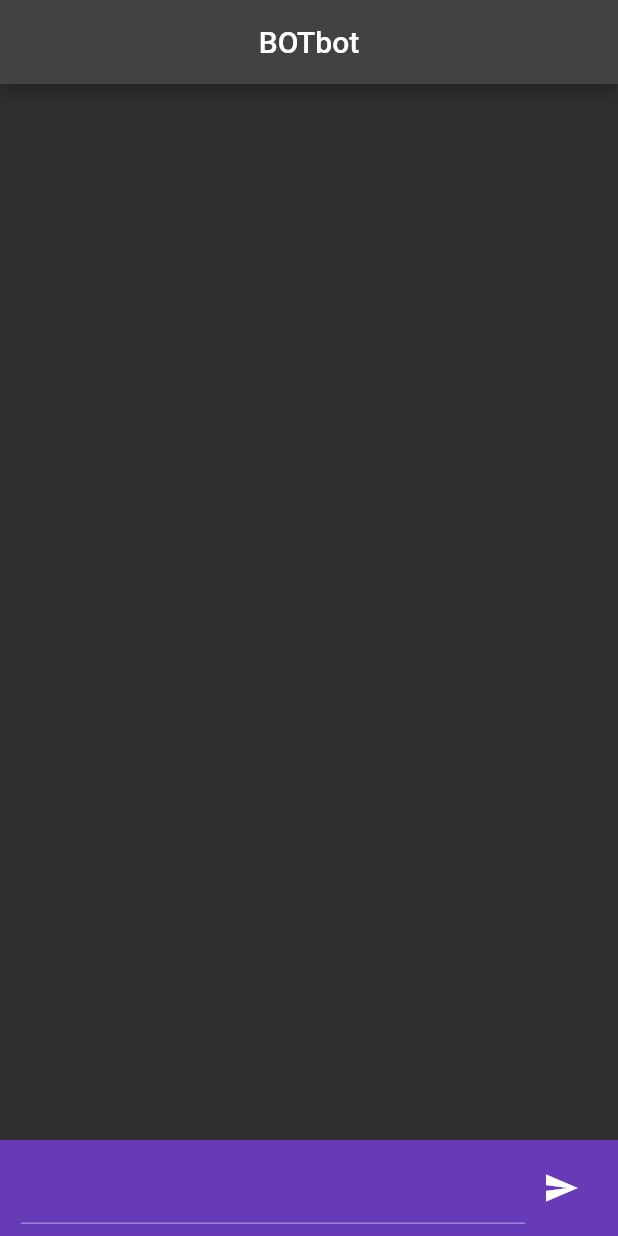
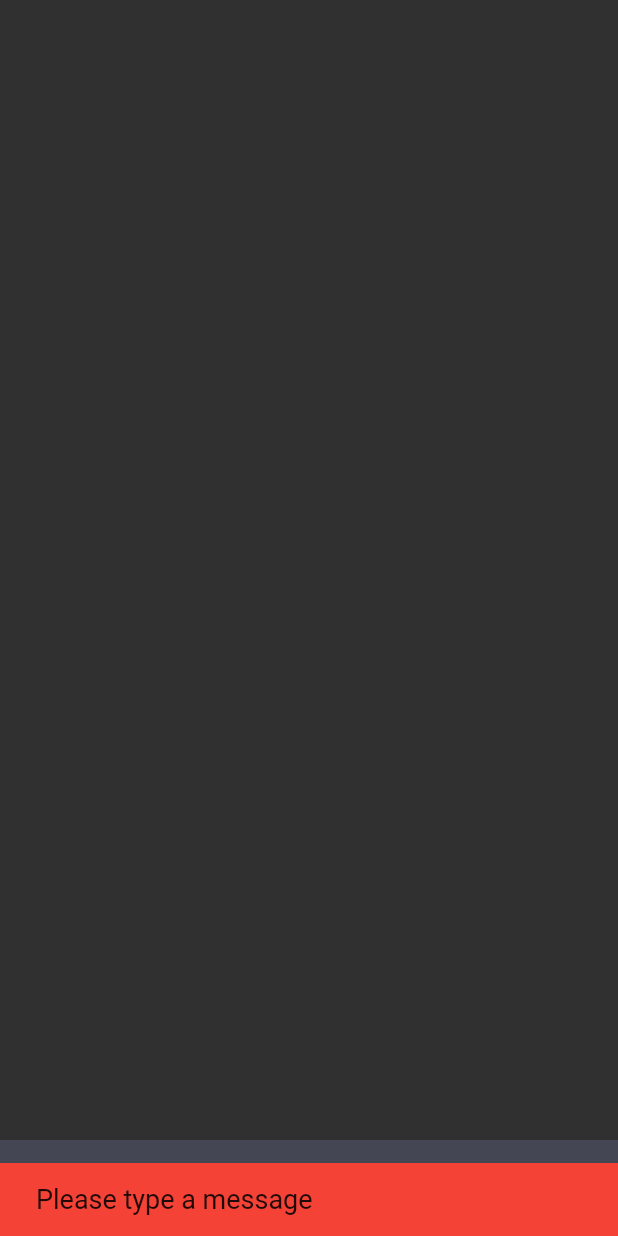
Before and after one commit to Berida1/Flutter_chatbot, a Flutter app: the screen it shows after launch, after a tap on the "send" icon, on a phone screen of 412 x 824 dp. Run offline on Flutter 3.47's test engine with Material 2 defaults, Android fonts, the phone set to English and light mode, and no system bars; our stand-ins replace animated_text_kit, flutter_spinkit, google_fonts; missing offline and left inert: dialog_flowtter; project files that could hold a hidden picture were left out.

Commit message:
complete chatGPT implementation

```diff
--- a/lib/Messages.dart
+++ /dev/null
@@ -1,52 +0,0 @@
-import "package:flutter/material.dart";
-
-class MessagesScreen extends StatefulWidget {
-  final List messages;
-  const MessagesScreen({super.key, required this.messages});
-
-  @override
-  State<MessagesScreen> createState() => _MessagesScreenState();
-}
-
-class _MessagesScreenState extends State<MessagesScreen> {
-  @override
-  Widget build(BuildContext context) {
-    var w = MediaQuery.of(context).size.width;
-    return ListView.separated(
-        itemBuilder: (context, index) {
-          return Container(
-            margin: EdgeInsets.all(10.0),
-            child: Row(
-              mainAxisAlignment: widget.messages[index]['isUserMessage']
-                  ? MainAxisAlignment.end
-                  : MainAxisAlignment.start,
-              mainAxisSize: MainAxisSize.min,
-              children: [
-                Container(
-                    padding: EdgeInsets.symmetric(vertical: 14, horizontal: 14),
-                    decoration: BoxDecoration(
-                        borderRadius: BorderRadius.only(
-                          bottomLeft: Radius.circular(
-                            20,
-                          ),
-                          topRight: Radius.circular(20),
-                          bottomRight: Radius.circular(
-                              widget.messages[index]['isUserMessage'] ? 0 : 20),
-                          topLeft: Radius.circular(
-                              widget.messages[index]['isUserMessage'] ? 20 : 0),
-                        ),
-                        color: widget.messages[index]['isUserMessage']
-                            ? Colors.grey.shade800
-                            : Colors.grey.shade900.withOpacity(0.8)),
-                    constraints: BoxConstraints(maxWidth: w * 2 / 3),
-                    child:
-                        Text(widget.messages[index]['message'].text.text[0])),
-              ],
-            ),
-          );
-        },
-        separatorBuilder: (_, i) =>
-            Padding(padding: EdgeInsets.only(top: 10.0)),
-        itemCount: widget.messages.length);
-  }
-}
--- /dev/null
+++ b/lib/constant/constant.dart
@@ -0,0 +1,2 @@
+String BASE_URL = "https://api.openai.com/v1";
+String API_KEY = "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";
--- /dev/null
+++ b/lib/core/models/all_models_model.dart
@@ -0,0 +1,21 @@
+class ModelsModel {
+  final String id;
+  final int created;
+  final String root;
+
+  ModelsModel({
+    required this.id,
+    required this.root,
+    required this.created,
+  });
+
+  factory ModelsModel.fromJson(Map<String, dynamic> json) => ModelsModel(
+        id: json["id"],
+        root: json["root"],
+        created: json["created"],
+      );
+
+  static List<ModelsModel> modelsFromSnapshot(List modelSnapshot) {
+    return modelSnapshot.map((data) => ModelsModel.fromJson(data)).toList();
+  }
+}
--- /dev/null
+++ b/lib/core/models/chat_model.dart
@@ -0,0 +1,11 @@
+class ChatModel {
+  final String msg;
+  final int chatIndex;
+
+  ChatModel({required this.msg, required this.chatIndex});
+
+  factory ChatModel.fromJson(Map<String, dynamic> json) => ChatModel(
+        msg: json["msg"],
+        chatIndex: json["chatIndex"],
+      );
+}
--- /dev/null
+++ b/lib/core/repositories/user_repository.dart
@@ -0,0 +1,61 @@
+import 'dart:convert';
+import 'dart:developer';
+import 'dart:io';
+
+import 'package:flutter/material.dart';
+import 'package:flutter_chatbot/core/api/api_services.dart';
+import 'package:http/http.dart' as http;
+
+import '../../constant/constant.dart';
+import '../models/all_models_model.dart';
+import '../models/chat_model.dart';
+
+class UserRepository extends ChangeNotifier {
+  List<ChatModel> chatList = [];
+  String currentModel = "gpt-3.5-turbo-0301";
+
+  String get getCurrentModel {
+    return currentModel;
+  }
+
+  void setCurrentModel(String newModel) {
+    currentModel = newModel;
+    notifyListeners();
+  }
+
+  List<ModelsModel> modelsList = [];
+
+  List<ChatModel> get getChatList {
+    return chatList;
+  }
+
+  List<ModelsModel> get getModelsList {
+    return modelsList;
+  }
+
+  Future<List<ModelsModel>> getAllModels() async {
+    modelsList = await ApiServices.getModels();
+    return modelsList;
+  }
+
+  void addUserMessage({required String msg}) {
+    chatList.add(ChatModel(msg: msg, chatIndex: 0));
+    notifyListeners();
+  }
+
+  Future<void> sendMessageAndGetAnswers(
+      {required String msg, required String chosenModelId}) async {
+    if (chosenModelId.toLowerCase().startsWith("gpt")) {
+      chatList.addAll(await ApiServices.sendMessageGPT(
+        message: msg,
+        modelId: chosenModelId,
+      ));
+    } else {
+      chatList.addAll(await ApiServices.sendMessage(
+        message: msg,
+        modelId: chosenModelId,
+      ));
+    }
+    notifyListeners();
+  }
+}
--- a/lib/main.dart
+++ b/lib/main.dart
@@ -1,9 +1,12 @@
 import 'package:dialog_flowtter/dialog_flowtter.dart';
 import 'package:flutter/material.dart';
-import 'package:flutter_chatbot/Messages.dart';
+import 'package:flutter_chatbot/ui/screens/chat_screen.dart';
+import 'package:provider/provider.dart';
+
+import 'core/repositories/provider.dart';
 
 void main() {
-  runApp(MyApp());
+  runApp(MultiProvider(providers: AppProviders.providers, child: MyApp()));
 }
 
 class MyApp extends StatelessWidget {
@@ -14,79 +17,7 @@ class MyApp extends StatelessWidget {
     return MaterialApp(
       title: 'BOTbot',
       theme: ThemeData(brightness: Brightness.dark),
-      home: Home(),
+      home: ChatScreen(),
     );
   }
 }
-
-class Home extends StatefulWidget {
-  const Home({super.key});
-
-  @override
-  State<Home> createState() => _HomeState();
-}
-
-class _HomeState extends State<Home> {
-  late DialogFlowtter dialogFlowtter;
-  final TextEditingController _controller = TextEditingController();
-
-  List<Map<String, dynamic>> messages = [];
-
-  @override
-  void initState() {
-    DialogFlowtter.fromFile().then((instance) => dialogFlowtter = instance);
-    super.initState();
-  }
-
-  @override
-  Widget build(BuildContext context) {
-    return Scaffold(
-      appBar: AppBar(
-        title: Center(child: Text('BOTbot')),
-      ),
-      body: Container(
-        child: Column(children: [
-          Expanded(child: MessagesScreen(messages: messages)),
-          Container(
-            padding: EdgeInsets.symmetric(horizontal: 14, vertical: 8),
-            color: Colors.deepPurple,
-            child: Row(children: [
-              Expanded(
-                  child: TextField(
-                controller: _controller,
-                style: TextStyle(color: Colors.white),
-              )),
-              IconButton(
-                  onPressed: () {
-                    sendMessage(_controller.text);
-                    _controller.clear();
-                  },
-                  icon: Icon(Icons.send))
-            ]),
-          )
-        ]),
-      ),
-    );
-  }
-
-  sendMessage(String text) async {
-    if (text.isEmpty) {
-      print('Message is empty');
-    } else {
-      setState(() {
-        addMessages(Message(text: DialogText(text: [text])), true);
-      });
-
-      DetectIntentResponse response = await dialogFlowtter.detectIntent(
-          queryInput: QueryInput(text: TextInput(text: text)));
-      if (response.message == null) return;
-      setState(() {
-        addMessages(response.message!);
-      });
-    }
-  }
-
-  addMessages(Message message, [bool isUserMessage = false]) {
-    messages.add({'message': message, 'isUserMessage': isUserMessage});
-  }
-}
--- /dev/null
+++ b/lib/ui/screens/chat_screen.dart
@@ -0,0 +1,163 @@
+import 'dart:developer';
+
+import 'package:flutter/material.dart';
+import 'package:flutter/src/widgets/container.dart';
+import 'package:flutter/src/widgets/framework.dart';
+import 'package:flutter_chatbot/core/repositories/user_repository.dart';
+import 'package:flutter_spinkit/flutter_spinkit.dart';
+import 'package:provider/provider.dart';
+
+import '../../widget/chat_widget.dart';
+
+class ChatScreen extends StatefulWidget {
+  const ChatScreen({super.key});
+
+  @override
+  State<ChatScreen> createState() => _ChatScreenState();
+}
+
+class _ChatScreenState extends State<ChatScreen> {
+  late TextEditingController textEditingController;
+  late ScrollController _listScrollController;
+  late FocusNode focusNode;
+  bool _isTyping = false;
+
+  @override
+  void initState() {
+    _listScrollController = ScrollController();
+    textEditingController = TextEditingController();
+    focusNode = FocusNode();
+    super.initState();
+  }
+
+  @override
+  Widget build(BuildContext context) {
+    final userProv = Provider.of<UserRepository>(context);
+
+    return Scaffold(
+      body: SafeArea(
+        child: Column(
+          children: [
+            Flexible(
+              child: ListView.builder(
+                  controller: _listScrollController,
+                  itemCount: userProv.getChatList.length, //chatList.length,
+                  itemBuilder: (context, index) {
+                    return ChatWidget(
+                      msg: userProv
+                          .getChatList[index].msg, // chatList[index].msg,
+                      chatIndex: userProv.getChatList[index]
+                          .chatIndex, //chatList[index].chatIndex,
+                    );
+                  }),
+            ),
+            if (_isTyping) ...[
+              const SpinKitThreeBounce(
+                color: Colors.white,
+                size: 18,
+              ),
+            ],
+            const SizedBox(
+              height: 15,
+            ),
+            Material(
+              color: Color(0xFF444654),
+              child: Padding(
+                padding: const EdgeInsets.all(8.0),
+                child: Row(
+                  children: [
+                    Expanded(
+                      child: TextField(
+                        focusNode: focusNode,
+                        style: const TextStyle(color: Colors.white),
+                        controller: textEditingController,
+                        onSubmitted: (value) async {
+                          await sendMessageFCT(
+                              modelsProvider: userProv, chatProvider: userProv);
+                        },
+                        decoration: const InputDecoration.collapsed(
+                            hintText: "How can I help you",
+                            hintStyle: TextStyle(color: Colors.grey)),
+                      ),
+                    ),
+                    IconButton(
+                        onPressed: () async {
+                          await sendMessageFCT(
+                              modelsProvider: userProv, chatProvider: userProv);
+                        },
+                        icon: const Icon(
+                          Icons.send,
+                          color: Colors.white,
+                        ))
+                  ],
+                ),
+              ),
+            ),
+          ],
+        ),
+      ),
+    );
+  }
+
+  void scrollListToEND() {
+    _listScrollController.animateTo(
+        _listScrollController.position.maxScrollExtent,
+        duration: const Duration(seconds: 2),
+        curve: Curves.easeOut);
+  }
+
+  Future<void> sendMessageFCT(
+      {required UserRepository modelsProvider,
+      required UserRepository chatProvider}) async {
+    if (_isTyping) {
+      ScaffoldMessenger.of(context).showSnackBar(
+        SnackBar(
+          content: Text("You cant send multiple messages at a time",
+              style: TextStyle(fontSize: 18)),
+          backgroundColor: Colors.red,
+        ),
+      );
+      return;
+    }
+    if (textEditingController.text.isEmpty) {
+      ScaffoldMessenger.of(context).showSnackBar(
+        SnackBar(
+          content: Text(
+            "Please type a message",
+            style: TextStyle(fontSize: 18),
+          ),
+          backgroundColor: Colors.red,
+        ),
+      );
+      return;
+    }
+    try {
+      String msg = textEditingController.text;
+      setState(() {
+        _isTyping = true;
+        // chatList.add(ChatModel(msg: textEditingController.text, chatIndex: 0));
+        chatProvider.addUserMessage(msg: msg);
+        textEditingController.clear();
+        focusNode.unfocus();
+      });
+      await chatProvider.sendMessageAndGetAnswers(
+          msg: msg, chosenModelId: modelsProvider.getCurrentModel);
+      // chatList.addAll(await ApiService.sendMessage(
+      //   message: textEditingController.text,
+      //   modelId: modelsProvider.getCurrentModel,
+      // ));
+      setState(() {});
+    } catch (error) {
+      log("error $error");
+      ScaffoldMessenger.of(context).showSnackBar(SnackBar(
+        content: Text(error.toString()),
+        backgroundColor: Colors.red,
+      ));
+    } finally {
+      setState(() {
+        scrollListToEND();
+        _isTyping = false;
+      });
+    }
+  }
+}
```
Also changed, not shown: lib/core/api/api_services.dart (added, +133 -0 lines), lib/core/calculation_repositories.dart (deleted, +0 -83 lines), lib/core/repositories/provider.dart (added, +19 -0 lines), lib/widget/chat_widget.dart (added, +67 -0 lines), pubspec.yaml (+5 -5 lines), assets/images/bot_image.png (added), assets/images/user_image.png (added), pubspec.lock, 10 other files.
